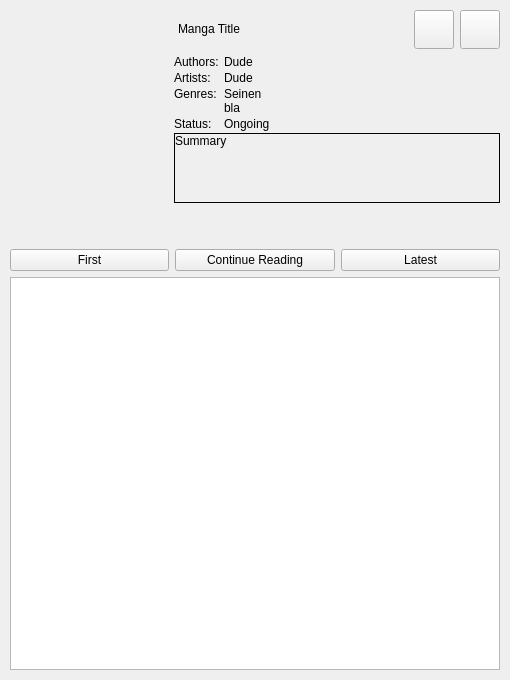
This is widgets/mangainfowidget.ui in Rain92/UltimateMangaReader as Qt 5 draws it before an edit. The edited form follows.
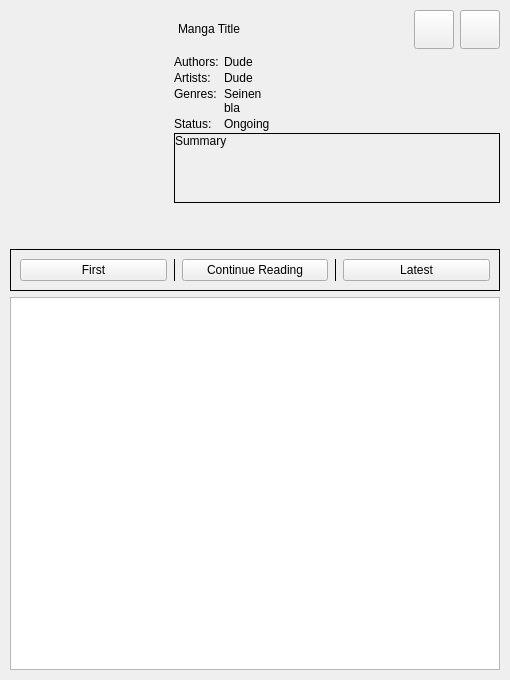
This is the edited form. Icons and pictures are not drawn.

```diff
--- a/widgets/mangainfowidget.ui
+++ b/widgets/mangainfowidget.ui
@@ -386,7 +386,14 @@
     </spacer>
    </item>
    <item>
-    <layout class="QHBoxLayout" name="horizontalLayout_5">
+    <widget class="QFrame" name="frame">
+     <property name="frameShape">
+      <enum>QFrame::Box</enum>
+     </property>
+     <property name="frameShadow">
+      <enum>QFrame::Plain</enum>
+     </property>
+     <layout class="QHBoxLayout" name="horizontalLayout">
      <item>
       <widget class="QPushButton" name="pushButtonReadFirst">
        <property name="sizePolicy">
@@ -403,6 +410,22 @@
        </property>
       </widget>
      </item>
+      <item>
+       <widget class="QFrame" name="frame_2">
+        <property name="sizePolicy">
+         <sizepolicy hsizetype="Fixed" vsizetype="Preferred">
+          <horstretch>0</horstretch>
+          <verstretch>0</verstretch>
+         </sizepolicy>
+        </property>
+        <property name="frameShape">
+         <enum>QFrame::VLine</enum>
+        </property>
+        <property name="frameShadow">
+         <enum>QFrame::Plain</enum>
+        </property>
+       </widget>
+      </item>
      <item>
       <widget class="QPushButton" name="pushButtonReadContinue">
        <property name="sizePolicy">
@@ -419,6 +442,22 @@
        </property>
       </widget>
      </item>
+      <item>
+       <widget class="QFrame" name="frame_3">
+        <property name="sizePolicy">
+         <sizepolicy hsizetype="Fixed" vsizetype="Preferred">
+          <horstretch>0</horstretch>
+          <verstretch>0</verstretch>
+         </sizepolicy>
+        </property>
+        <property name="frameShape">
+         <enum>QFrame::VLine</enum>
+        </property>
+        <property name="frameShadow">
+         <enum>QFrame::Plain</enum>
+        </property>
+       </widget>
+      </item>
      <item>
       <widget class="QPushButton" name="pushButtonReadLatest">
        <property name="sizePolicy">
@@ -436,6 +475,7 @@
       </widget>
      </item>
     </layout>
+    </widget>
    </item>
    <item>
     <widget class="QListView" name="listViewChapters">
```
Lines whose indentation alone changed are shown as unchanged.
